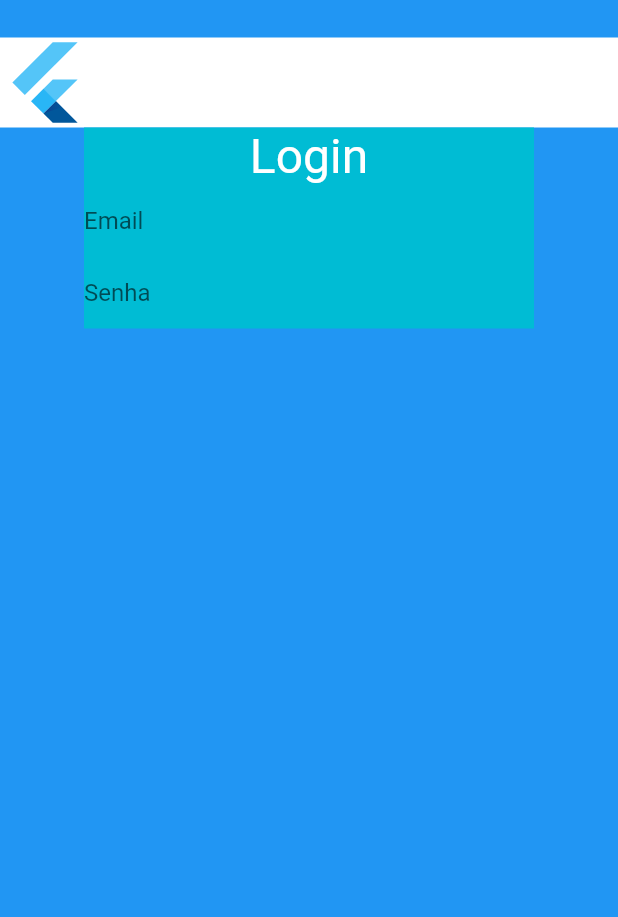
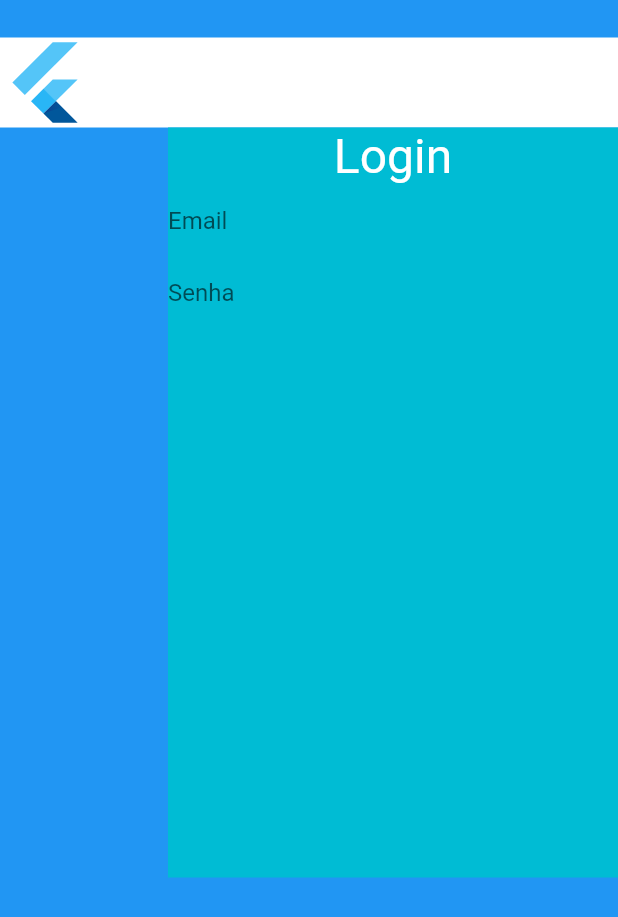
Before and after one commit to GaldinoJr/find_my_dog, a Flutter app: the screen it shows after launch, on a phone screen of 412 x 824 dp. Shown: the top 917 px of the screen. Run offline on Flutter 3.47's test engine with Material 2 defaults, Android fonts, the phone set to English and light mode, and no system bars.

Commit message:
Alinhamento funcionando.OK

```diff
--- a/lib/main.dart
+++ b/lib/main.dart
@@ -46,11 +46,13 @@ class _MyHomePageState extends State<MyHomePage> {
                   ),
                 ),
 
-                Container(
-                    width: 300.0,
+                Align(
+                  alignment: Alignment.topRight,
+                  child: Container(
+                      width: 300,
+                      height: 500,
                       color: Colors.cyan,
                       child: Column(
-                      mainAxisAlignment: MainAxisAlignment.end,
                         children: <Widget>[
                           Text(
                             Strings.of(context).login,
@@ -75,6 +77,7 @@ class _MyHomePageState extends State<MyHomePage> {
                         ],
                       )
                   ),
+                )
               ],
             )
         )
```
Lines whose indentation alone changed are shown as unchanged.
